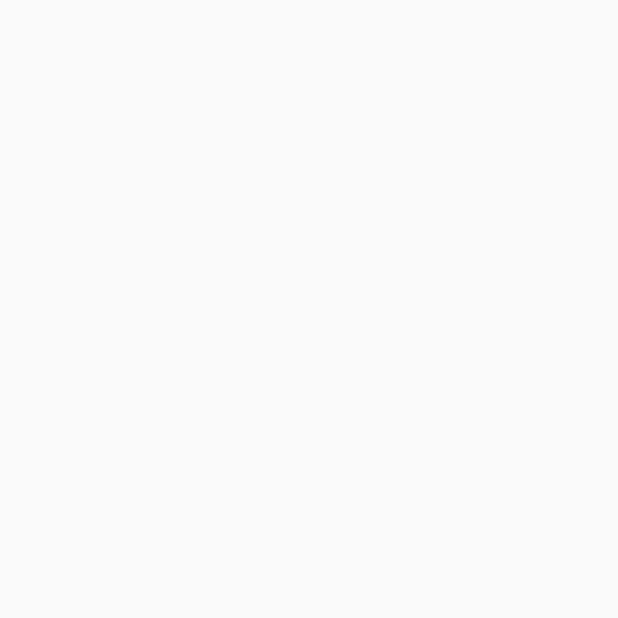
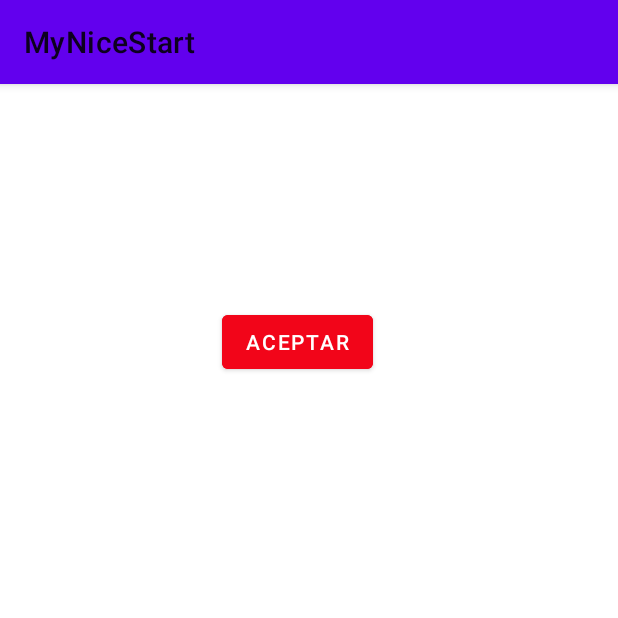
Before and after one commit to carlokg/MyNiceStart, an Android app: the MainActivity screen opened directly, with no data from a screen before it, on a phone screen of 412 x 824 dp, the top half of it. Before the commit the part shown is empty. Run offline under Robolectric (Android 15) with nearby library versions, the phone set to English and light mode, and no system bars.

Commit message:
--> animaciones/AppBar

```diff
--- a/app/src/main/java/com/dam/mynicestart/LoginActivity.java
+++ b/app/src/main/java/com/dam/mynicestart/LoginActivity.java
@@ -18,4 +18,9 @@ public class LoginActivity extends AppCompatActivity {
         Intent i = new Intent(this, Registro.class);
         startActivity(i);
     }
+
+    public void btnLogin(View view) {
+        Intent i = new Intent(this, MainActivity.class);
+        startActivity(i);
+    }
 }
--- a/app/src/main/res/layout/activity_login.xml
+++ b/app/src/main/res/layout/activity_login.xml
@@ -61,7 +61,8 @@
         android:text="@string/btnLogin"
         android:layout_marginRight="136dp"
         android:backgroundTint="@color/colorBtn"
-        app:layout_constraintTop_toBottomOf="@id/tilPw">
+        app:layout_constraintTop_toBottomOf="@id/tilPw"
+        android:onClick="btnLogin">
 
     </com.google.android.material.button.MaterialButton>
 
--- a/app/src/main/res/layout/activity_main.xml
+++ b/app/src/main/res/layout/activity_main.xml
@@ -1,6 +1,21 @@
 <?xml version="1.0" encoding="utf-8"?>
-<androidx.constraintlayout.widget.ConstraintLayout
-    xmlns:android="http://schemas.android.com/apk/res/android" android:layout_width="match_parent"
-    android:layout_height="match_parent">
+<androidx.constraintlayout.widget.ConstraintLayout xmlns:android="http://schemas.android.com/apk/res/android"
+    android:layout_width="match_parent"
+    android:layout_height="match_parent"
+    xmlns:app="http://schemas.android.com/apk/res-auto">
+
+    <com.google.android.material.button.MaterialButton
+        android:id="@+id/btnLogin"
+        android:layout_width="0dp"
+        android:layout_height="wrap_content"
+        app:layout_constraintStart_toStartOf="parent"
+        app:layout_constraintTop_toTopOf="parent"
+        android:text="@string/btnOk"
+        android:layout_marginLeft="148dp"
+        android:layout_marginTop="148dp"
+        android:backgroundTint="@color/colorBtn"
+        android:onClick="ok">
+
+    </com.google.android.material.button.MaterialButton>
 
 </androidx.constraintlayout.widget.ConstraintLayout>
--- a/app/src/main/res/values/styles.xml
+++ b/app/src/main/res/values/styles.xml
@@ -1,6 +1,13 @@
 <resources>
     <!-- Base application theme. -->
-    <style name="AppTheme" parent="Theme.MaterialComponents.DayNight.NoActionBar.Bridge">
+    <style name="AppTheme" parent="Theme.MaterialComponents.DayNight">
+        <!-- Customize your theme here. -->
+        <item name="colorPrimary">@color/colorPrimary</item>
+        <item name="colorPrimaryDark">@color/colorPrimaryDark</item>
+        <item name="colorAccent">@color/colorAccent</item>
+    </style>
+
+    <style name="NoActionThem" parent="Theme.MaterialComponents.DayNight.NoActionBar">
         <!-- Customize your theme here. -->
         <item name="colorPrimary">@color/colorPrimary</item>
         <item name="colorPrimaryDark">@color/colorPrimaryDark</item>
```
Also changed, not shown: app/src/main/AndroidManifest.xml (+12 -4 lines), app/src/main/java/com/dam/mynicestart/MainActivity.java (+7 -0 lines), app/src/main/java/com/dam/mynicestart/MainActivity2.java (added, +14 -0 lines), app/src/main/res/layout/activity_main2.xml (added, +9 -0 lines).
